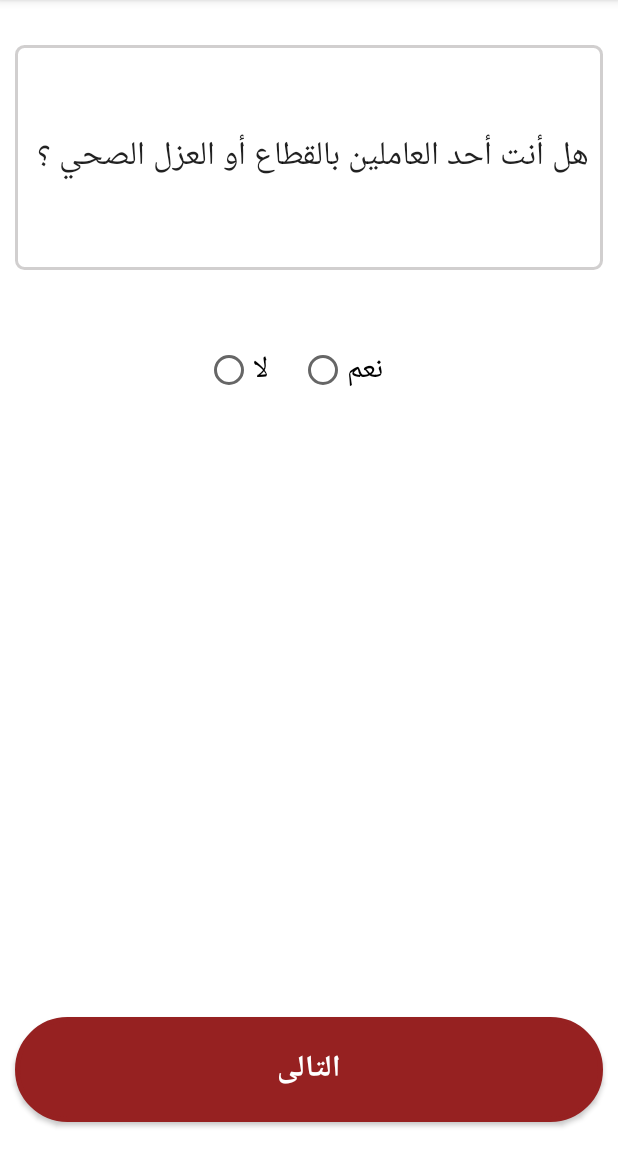
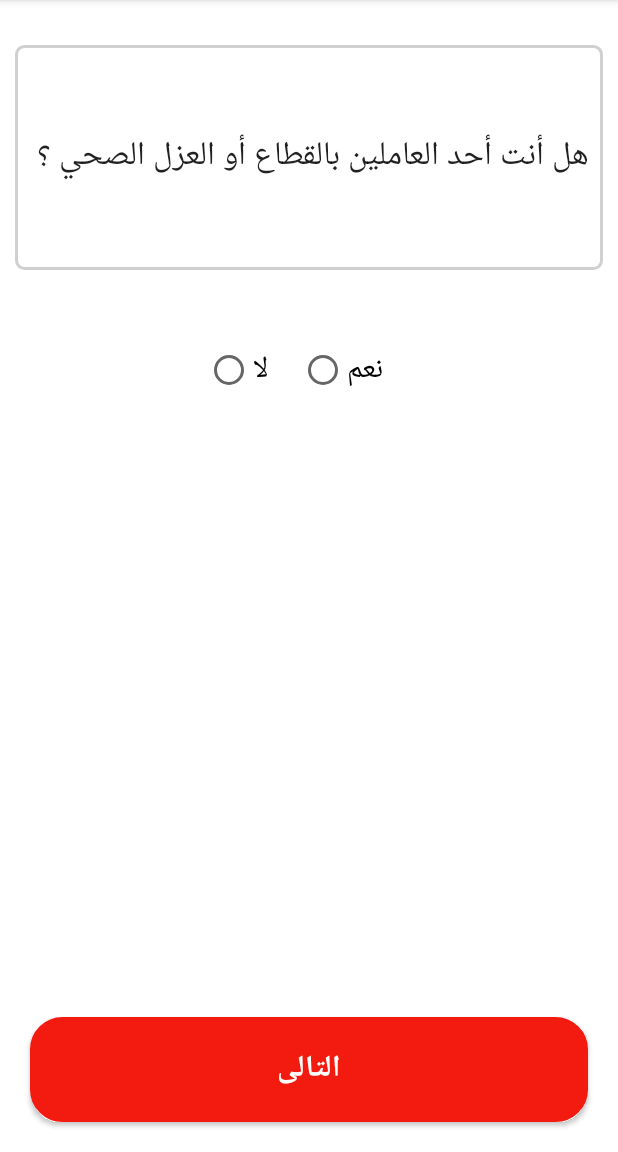
Before and after one commit to MohamedSobhyDeveloper/coro105, an Android app: the MainActivity screen opened directly, with no data from a screen before it, on a phone screen of 412 x 824 dp, the part 84-1236 px from its top. Run offline under Robolectric (Android 15) with nearby library versions, the phone set to English and light mode, and no system bars; our stand-ins replace ButterKnife; 1 statement that could not run was skipped.

Commit message:
first commit

```diff
--- a/app/build.gradle
+++ b/app/build.gradle
@@ -32,4 +32,6 @@ dependencies {
     androidTestImplementation 'androidx.test.espresso:espresso-core:3.1.1'
     implementation 'com.jakewharton:butterknife:10.2.1'
     annotationProcessor 'com.jakewharton:butterknife-compiler:10.2.1'
+    implementation 'com.github.ybq:Android-SpinKit:1.4.0'
+
 }
--- a/app/src/main/AndroidManifest.xml
+++ b/app/src/main/AndroidManifest.xml
@@ -1,7 +1,6 @@
 <?xml version="1.0" encoding="utf-8"?>
 <manifest xmlns:android="http://schemas.android.com/apk/res/android"
     package="com.coro.coro105">
-
     <application
         android:allowBackup="true"
         android:icon="@drawable/logo"
--- a/app/src/main/java/com/coro/coro105/SplashActivity.java
+++ b/app/src/main/java/com/coro/coro105/SplashActivity.java
@@ -16,7 +16,6 @@ public class SplashActivity extends AppCompatActivity {
                 startActivity(new Intent(SplashActivity.this, MainActivity.class));
                 finish();
 
-
         }, 8000);
     }
 }
--- a/app/src/main/java/com/coro/coro105/questions/DbHelper.java
+++ b/app/src/main/java/com/coro/coro105/questions/DbHelper.java
@@ -48,15 +48,15 @@ public class DbHelper extends SQLiteOpenHelper {
     private void addQuestions() {
         Question q1 = new Question("هل أنت أحد العاملين بالقطاع أو العزل الصحي ؟ ", "نعم", "لا", "نعم",2);
         this.addQuestionToDB(q1);
-        Question q2 = new Question("38 تعاني من ارتفاع درجة الحرارة أكثر من ؟", "نعم", "لا", "نعم",2);
+        Question q2 = new Question("هل تعاني من ارتفاع درجة الحرارة أكثر من 38 ؟", "نعم", "لا", "نعم",2);
         this.addQuestionToDB(q2);
-        Question q3 = new Question(" تعاني من سعال شديد أو متزايد ؟ ", "نعم", "لا","نعم",2);
+        Question q3 = new Question("هل تعاني من سعال شديد أو متزايد ؟ ", "نعم", "لا","نعم",2);
         this.addQuestionToDB(q3);
-        Question q4 = new Question(" تعاني من احتقان شديد بالحلق ؟  ", "نعم", "لا", "نعم",1);
+        Question q4 = new Question("هل تعاني من احتقان شديد بالحلق ؟  ", "نعم", "لا", "نعم",1);
         this.addQuestionToDB(q4);
-        Question q5 = new Question(" تعاني من القيئ أو اسهال ؟", "نعم", "لا", "نعم",0);
+        Question q5 = new Question("هل تعاني من القيئ أو اسهال ؟", "نعم", "لا", "نعم",0);
         this.addQuestionToDB(q5);
-        Question q6 = new Question("تعاني من مرض مزمن  :ضغط  /سكر  /قلب  /ربو أو أمراض مناعية ؟", "نعم", "لا", "نعم",1);
+        Question q6 = new Question("هل تعاني من مرض مزمن  :ضغط  /سكر  /قلب  /ربو أو أمراض مناعية ؟", "نعم", "لا", "نعم",1);
         this.addQuestionToDB(q6);
         Question q7 = new Question("هل قمت بزيارة أماكن سياحية أو دينية مثال:( قادم من العمرة / ايران / أوروبا / شرم الشيخ...  )؟  ", "نعم", "لا", "نعم",5);
         this.addQuestionToDB(q7);
--- a/app/src/main/res/drawable/roundedbuttonred.xml
+++ b/app/src/main/res/drawable/roundedbuttonred.xml
@@ -2,10 +2,10 @@
 <selector xmlns:android="http://schemas.android.com/apk/res/android">
     <item>
         <shape android:shape="rectangle">
-            <solid android:color="#962121"/>
-            <stroke android:color="#962121" android:width="3dp"  />
+            <solid android:color="#F31B0F"/>
+            <stroke android:color="#F31B0F" android:width="3dp"  />
             <!--corners allow us to make the rounded corners button-->
-            <corners android:radius="35dp" />
+            <corners android:radius="20dp" />
         </shape>
 
     </item>
--- a/app/src/main/res/layout/activity_main.xml
+++ b/app/src/main/res/layout/activity_main.xml
@@ -62,8 +62,8 @@
         android:textStyle="bold"
         android:layout_alignParentBottom="true"
         android:layout_marginBottom="20dp"
-        android:layout_marginStart="10dp"
-        android:layout_marginEnd="10dp"
+        android:layout_marginStart="20dp"
+        android:layout_marginEnd="20dp"
         android:onClick="btClick"/>
 
 
--- a/app/src/main/res/values/colors.xml
+++ b/app/src/main/res/values/colors.xml
@@ -1,7 +1,7 @@
 <?xml version="1.0" encoding="utf-8"?>
 <resources>
     <color name="colorPrimary">#FF2415</color>
-    <color name="colorPrimaryDark">#A50800</color>
+    <color name="colorPrimaryDark">#F31B0F</color>
     <color name="colorAccent">#D81B60</color>
     <color name="black">#070707</color>
     <color name="white">#FFFFFF</color>
```
Also changed, not shown: app/src/main/java/com/coro/coro105/MainActivity.java (+30 -0 lines), app/src/main/java/com/coro/coro105/ResultActivity.java (+62 -7 lines), app/src/main/res/layout/activity_result.xml (+48 -1 lines).
